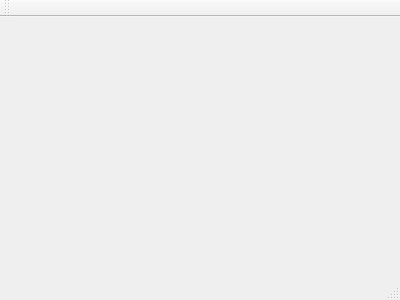
Old version of the form mainwindow.ui in the repository LeeChiWon/TireManagement.
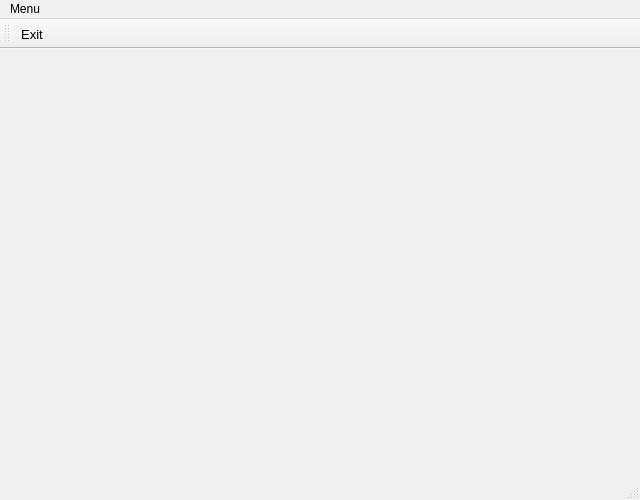
New version of the form. Icons and pictures are not drawn.

The edit to the form file:
```diff
--- a/mainwindow.ui
+++ b/mainwindow.ui
@@ -1,24 +1,88 @@
 <ui version="4.0">
  <class>MainWindow</class>
- <widget class="QMainWindow" name="MainWindow" >
-  <property name="geometry" >
+ <widget class="QMainWindow" name="MainWindow">
+  <property name="geometry">
    <rect>
     <x>0</x>
     <y>0</y>
-    <width>400</width>
-    <height>300</height>
+    <width>640</width>
+    <height>500</height>
    </rect>
   </property>
-  <property name="windowTitle" >
-   <string>MainWindow</string>
+  <property name="font">
+   <font>
+    <pointsize>9</pointsize>
+    <weight>50</weight>
+    <bold>false</bold>
+   </font>
   </property>
-  <widget class="QMenuBar" name="menuBar" />
-  <widget class="QToolBar" name="mainToolBar" />
-  <widget class="QWidget" name="centralWidget" />
-  <widget class="QStatusBar" name="statusBar" />
+  <property name="windowTitle">
+   <string>TireManagement</string>
+  </property>
+  <property name="windowIcon">
+   <iconset resource="tiremanagement.qrc">
+    <normaloff>:/img/tire.png</normaloff>:/img/tire.png</iconset>
+  </property>
+  <widget class="QWidget" name="centralWidget"/>
+  <widget class="QMenuBar" name="menuBar">
+   <property name="geometry">
+    <rect>
+     <x>0</x>
+     <y>0</y>
+     <width>640</width>
+     <height>21</height>
+    </rect>
+   </property>
+   <widget class="QMenu" name="menuMenu">
+    <property name="title">
+     <string>Menu</string>
+    </property>
+    <addaction name="actionExit"/>
+   </widget>
+   <addaction name="menuMenu"/>
+  </widget>
+  <widget class="QToolBar" name="mainToolBar">
+   <property name="font">
+    <font>
+     <pointsize>10</pointsize>
+     <weight>50</weight>
+     <bold>false</bold>
+    </font>
+   </property>
+   <property name="iconSize">
+    <size>
+     <width>48</width>
+     <height>48</height>
+    </size>
+   </property>
+   <property name="toolButtonStyle">
+    <enum>Qt::ToolButtonTextUnderIcon</enum>
+   </property>
+   <attribute name="toolBarArea">
+    <enum>TopToolBarArea</enum>
+   </attribute>
+   <attribute name="toolBarBreak">
+    <bool>false</bool>
+   </attribute>
+   <addaction name="actionExit"/>
+  </widget>
+  <widget class="QStatusBar" name="statusBar"/>
+  <action name="actionExit">
+   <property name="icon">
+    <iconset resource="tiremanagement.qrc">
+     <normaloff>:/img/exit.png</normaloff>:/img/exit.png</iconset>
+   </property>
+   <property name="text">
+    <string>Exit</string>
+   </property>
+   <property name="shortcut">
+    <string>Ctrl+X</string>
+   </property>
+  </action>
  </widget>
- <layoutDefault spacing="6" margin="11" />
- <pixmapfunction></pixmapfunction>
- <resources/>
+ <layoutdefault spacing="6" margin="11"/>
+ <resources>
+  <include location="tiremanagement.qrc"/>
+ </resources>
  <connections/>
 </ui>
```
Left out of the diff: 1 changed line with no effect on the pictures.
